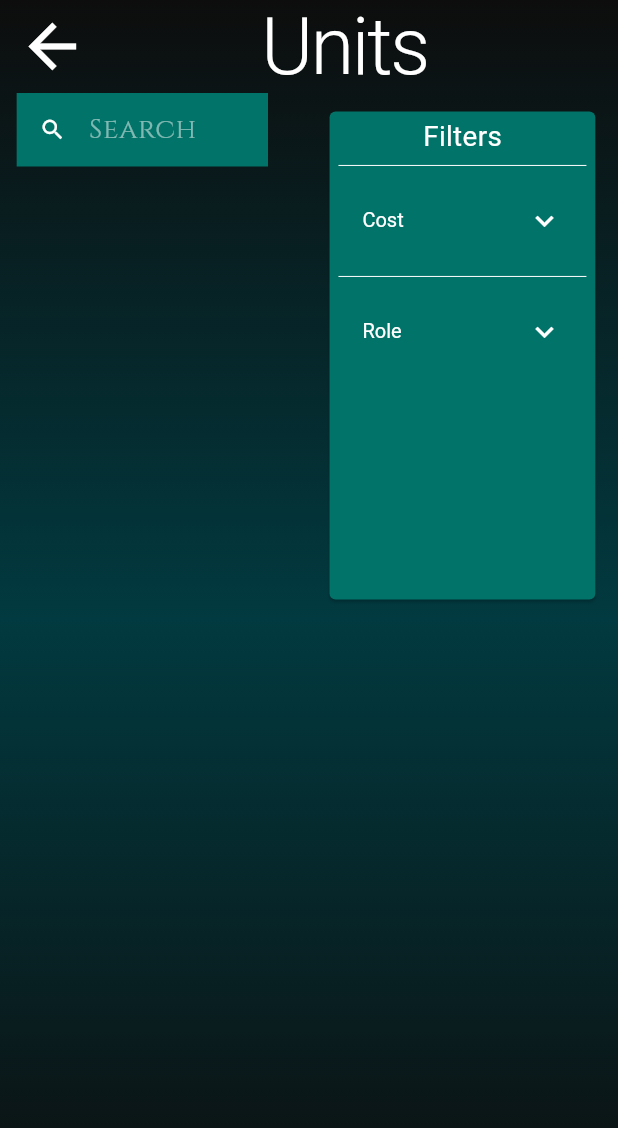
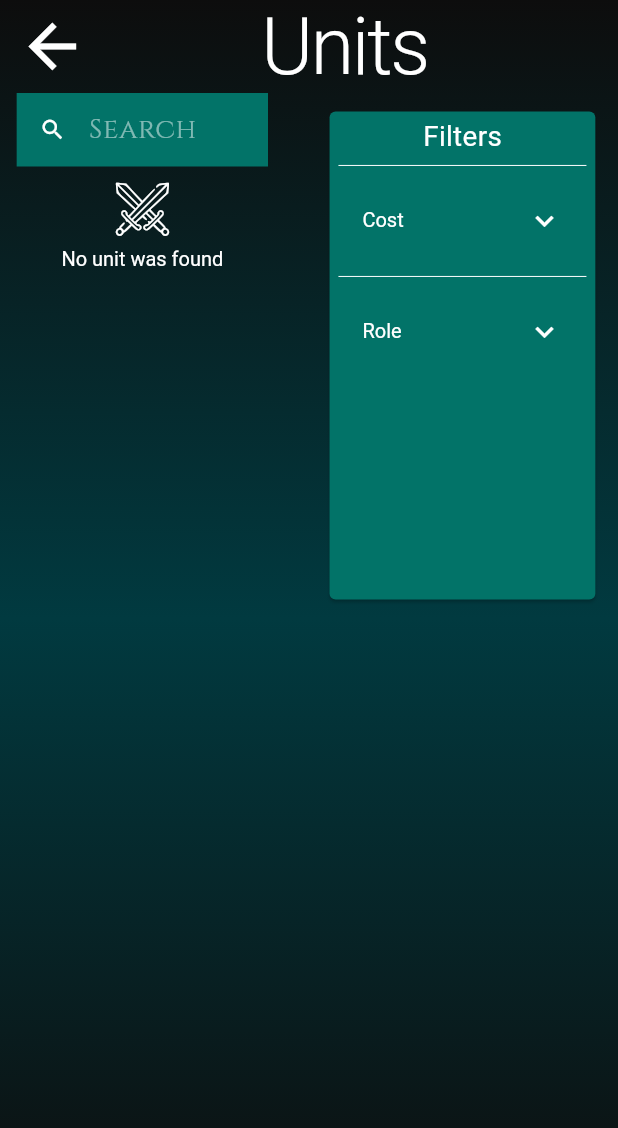
Before and after one commit to ItayElf/Malory, a Flutter app: the UnitsScreen screen opened by its route, on a phone screen of 412 x 824 dp. Shown: the top 1128 px of the screen. Run offline on Flutter 3.47's test engine with Material 2 defaults, Android fonts, the light colour scheme and no system bars; our stand-ins replace google_fonts; statements that could not run were skipped.

Commit message:
no unit was found message

```diff
--- a/lib/screens/wiki/units_screen.dart
+++ b/lib/screens/wiki/units_screen.dart
@@ -147,7 +147,8 @@ class _UnitsScreenState extends State<UnitsScreen> {
                       ),
                       Row(
                         children: [
-                          Flexible(
+                          filteredUnits.isNotEmpty
+                              ? Flexible(
                                   child: GridView.count(
                                     shrinkWrap: true,
                                     crossAxisCount: 4,
@@ -156,6 +157,27 @@ class _UnitsScreenState extends State<UnitsScreen> {
                                     children: filteredUnits
                                         .map((e) => UnitCard(unit: e))
                                         .toList(),
+                                  ),
+                                )
+                              : Expanded(
+                                  child: Column(
+                                    children: [
+                                      Icon(
+                                        SubclassIcons.frontline,
+                                        color: Colors.white,
+                                        size: convert(48),
+                                      ),
+                                      SizedBox(
+                                        height: convert(10),
+                                      ),
+                                      Text(
+                                        "No unit was found",
+                                        textAlign: TextAlign.center,
+                                        style: Theme.of(context)
+                                            .textTheme
+                                            .headline5,
+                                      ),
+                                    ],
                                   ),
                                 ),
                           SizedBox(
```
Lines whose indentation alone changed are shown as unchanged.
